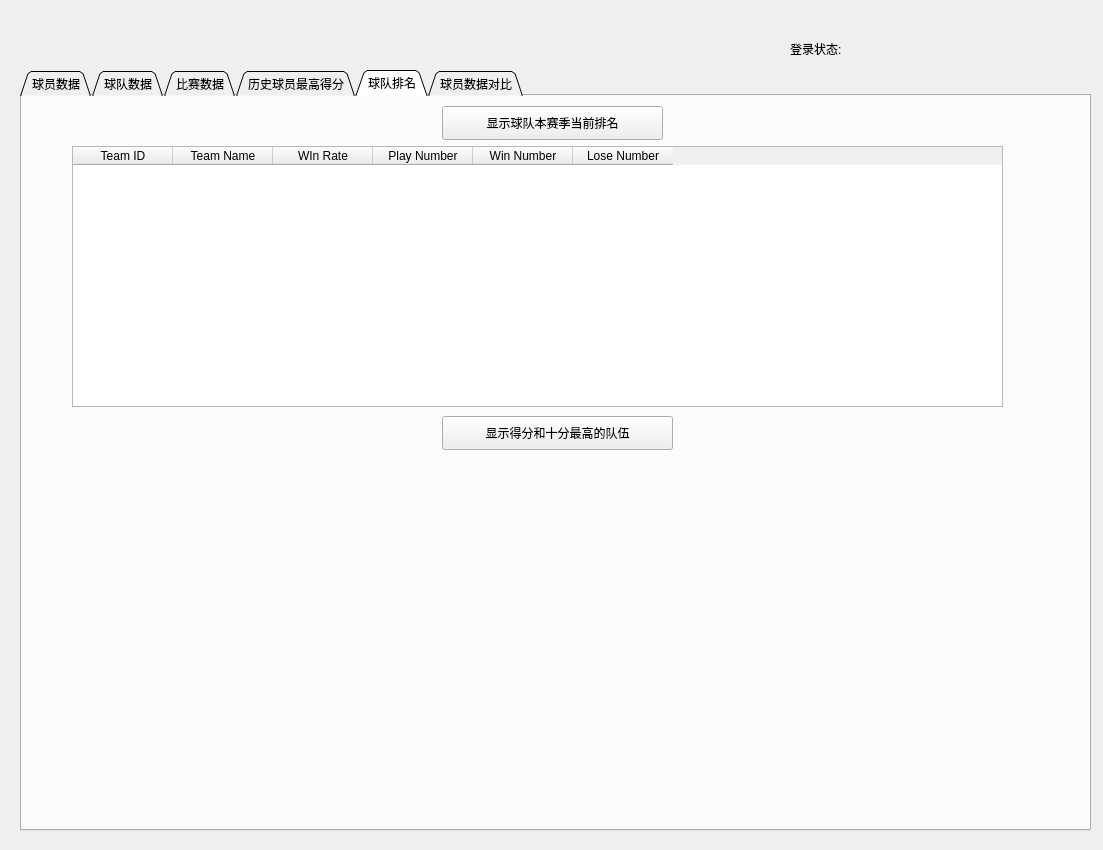
Qt form venv/normal_user.ui (pickerxxr/Database_project_5012) before a commit.
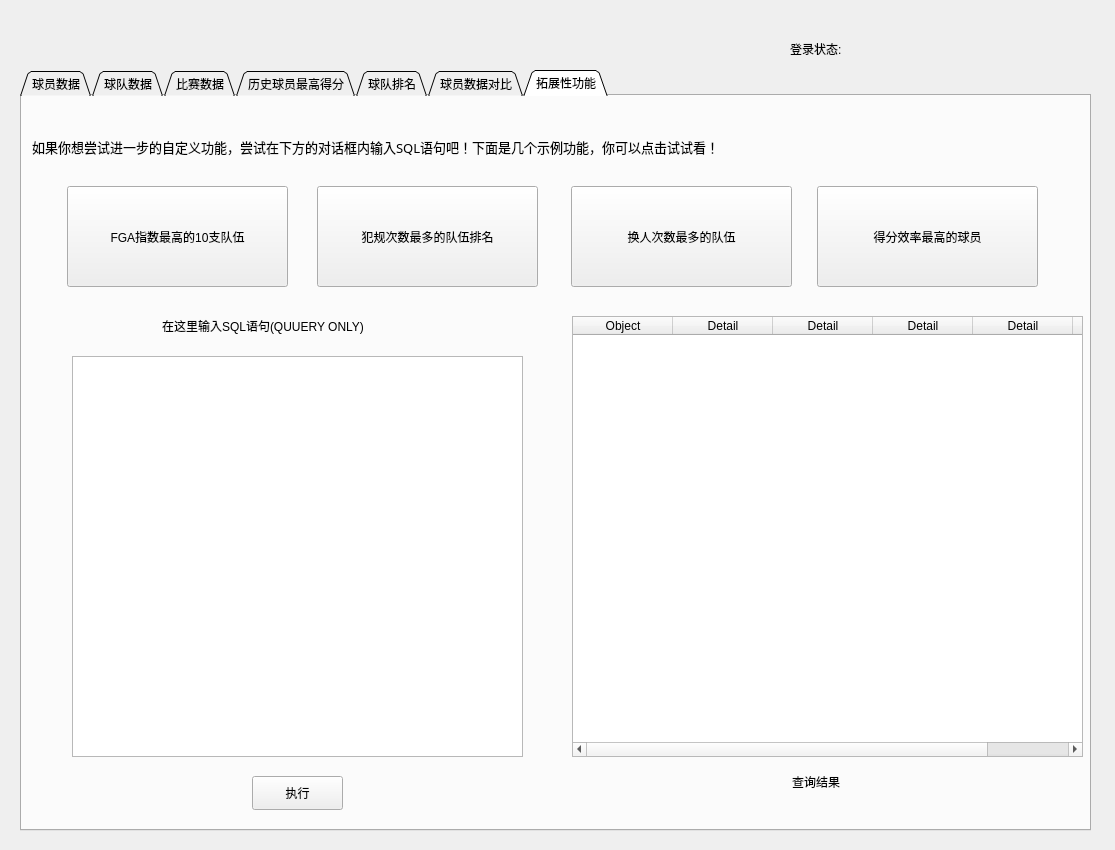
The same form after that commit. The open tabs and pages were chosen to show the change. Custom widgets are drawn as their Qt base class.

What changed in the file:
```diff
--- a/venv/normal_user.ui
+++ b/venv/normal_user.ui
@@ -6,7 +6,7 @@
    <rect>
     <x>0</x>
     <y>0</y>
-    <width>1103</width>
+    <width>1115</width>
     <height>850</height>
    </rect>
   </property>
@@ -26,7 +26,7 @@
     <enum>QTabWidget::Triangular</enum>
    </property>
    <property name="currentIndex">
-    <number>4</number>
+    <number>6</number>
    </property>
    <widget class="QWidget" name="player_tab">
     <attribute name="title">
@@ -520,7 +520,7 @@
       <rect>
        <x>50</x>
        <y>50</y>
-       <width>931</width>
+       <width>971</width>
        <height>261</height>
       </rect>
      </property>
@@ -565,7 +565,7 @@
       </rect>
      </property>
      <property name="text">
-      <string>显示得分和十分最高的队伍</string>
+      <string>显示得分和失分最高的队伍</string>
      </property>
     </widget>
     <widget class="MplWidget_2" name="widget" native="true">
@@ -779,6 +779,174 @@
      </property>
     </widget>
    </widget>
+   <widget class="QWidget" name="tab_3">
+    <attribute name="title">
+     <string>拓展性功能</string>
+    </attribute>
+    <widget class="QPushButton" name="pushButton_3">
+     <property name="geometry">
+      <rect>
+       <x>45</x>
+       <y>90</y>
+       <width>221</width>
+       <height>101</height>
+      </rect>
+     </property>
+     <property name="text">
+      <string>FGA指数最高的10支队伍</string>
+     </property>
+    </widget>
+    <widget class="QPushButton" name="pushButton_4">
+     <property name="geometry">
+      <rect>
+       <x>549</x>
+       <y>90</y>
+       <width>221</width>
+       <height>101</height>
+      </rect>
+     </property>
+     <property name="text">
+      <string>换人次数最多的队伍</string>
+     </property>
+    </widget>
+    <widget class="QPushButton" name="pushButton_5">
+     <property name="geometry">
+      <rect>
+       <x>295</x>
+       <y>90</y>
+       <width>221</width>
+       <height>101</height>
+      </rect>
+     </property>
+     <property name="text">
+      <string>犯规次数最多的队伍排名</string>
+     </property>
+    </widget>
+    <widget class="QPushButton" name="pushButton_6">
+     <property name="geometry">
+      <rect>
+       <x>795</x>
+       <y>90</y>
+       <width>221</width>
+       <height>101</height>
+      </rect>
+     </property>
+     <property name="text">
+      <string>得分效率最高的球员</string>
+     </property>
+    </widget>
+    <widget class="QLabel" name="label_4">
+     <property name="geometry">
+      <rect>
+       <x>10</x>
+       <y>20</y>
+       <width>1051</width>
+       <height>61</height>
+      </rect>
+     </property>
+     <property name="font">
+      <font>
+       <family>华文仿宋</family>
+       <pointsize>10</pointsize>
+      </font>
+     </property>
+     <property name="text">
+      <string>如果你想尝试进一步的自定义功能，尝试在下方的对话框内输入SQL语句吧！下面是几个示例功能，你可以点击试试看！</string>
+     </property>
+     <property name="textFormat">
+      <enum>Qt::PlainText</enum>
+     </property>
+    </widget>
+    <widget class="QTextEdit" name="textEdit">
+     <property name="geometry">
+      <rect>
+       <x>50</x>
+       <y>260</y>
+       <width>451</width>
+       <height>401</height>
+      </rect>
+     </property>
+    </widget>
+    <widget class="QPushButton" name="pushButton_7">
+     <property name="geometry">
+      <rect>
+       <x>230</x>
+       <y>680</y>
+       <width>91</width>
+       <height>34</height>
+      </rect>
+     </property>
+     <property name="text">
+      <string>执行</string>
+     </property>
+    </widget>
+    <widget class="QTableWidget" name="tableWidget_3">
+     <property name="geometry">
+      <rect>
+       <x>550</x>
+       <y>220</y>
+       <width>511</width>
+       <height>441</height>
+      </rect>
+     </property>
+     <column>
+      <property name="text">
+       <string>Object</string>
+      </property>
+     </column>
+     <column>
+      <property name="text">
+       <string>Detail</string>
+      </property>
+     </column>
+     <column>
+      <property name="text">
+       <string>Detail</string>
+      </property>
+     </column>
+     <column>
+      <property name="text">
+       <string>Detail</string>
+      </property>
+     </column>
+     <column>
+      <property name="text">
+       <string>Detail</string>
+      </property>
+     </column>
+     <column>
+      <property name="text">
+       <string>Detail</string>
+      </property>
+     </column>
+    </widget>
+    <widget class="QLabel" name="label_5">
+     <property name="geometry">
+      <rect>
+       <x>140</x>
+       <y>220</y>
+       <width>281</width>
+       <height>20</height>
+      </rect>
+     </property>
+     <property name="text">
+      <string>在这里输入SQL语句(QUUERY ONLY)</string>
+     </property>
+    </widget>
+    <widget class="QLabel" name="label_6">
+     <property name="geometry">
+      <rect>
+       <x>770</x>
+       <y>670</y>
+       <width>201</width>
+       <height>31</height>
+      </rect>
+     </property>
+     <property name="text">
+      <string>查询结果</string>
+     </property>
+    </widget>
+   </widget>
   </widget>
   <widget class="QLabel" name="label">
    <property name="geometry">
```
Left out of the diff: 66 changed lines with no effect on the pictures.
